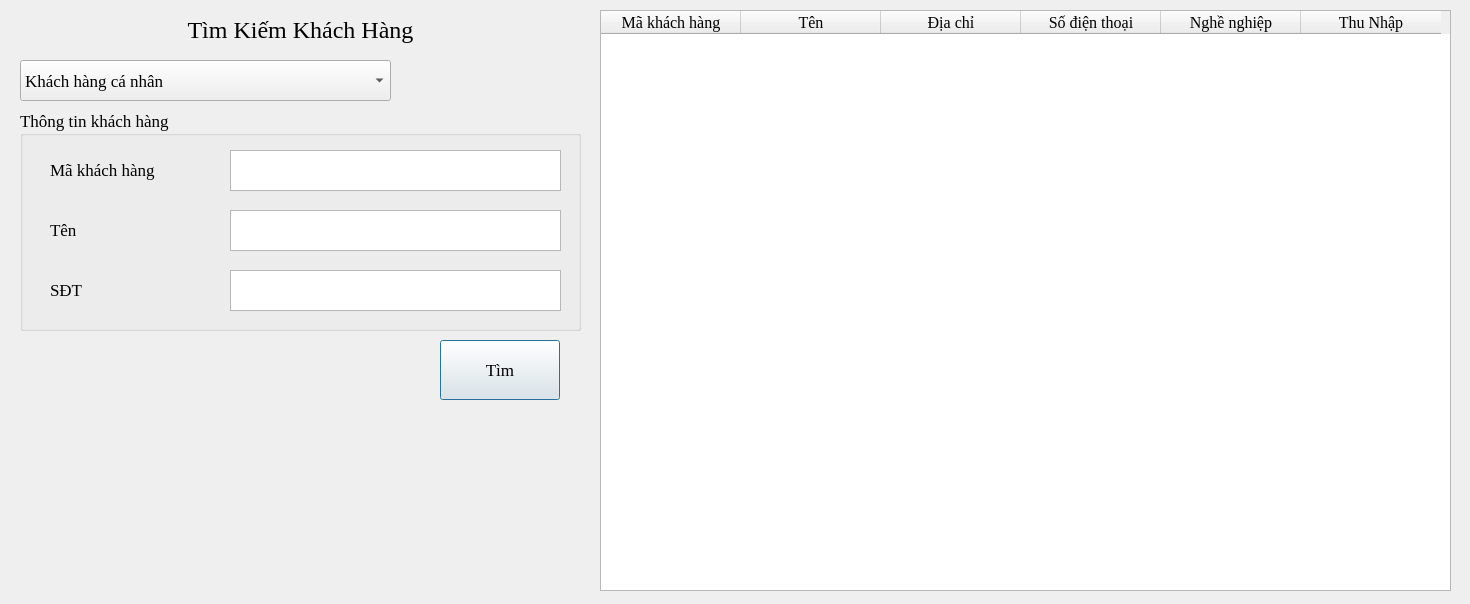
Above: UI/TimKiemKhachHang.ui from hoanghlt/quanlynganhang before the change. Below: the same form after it.
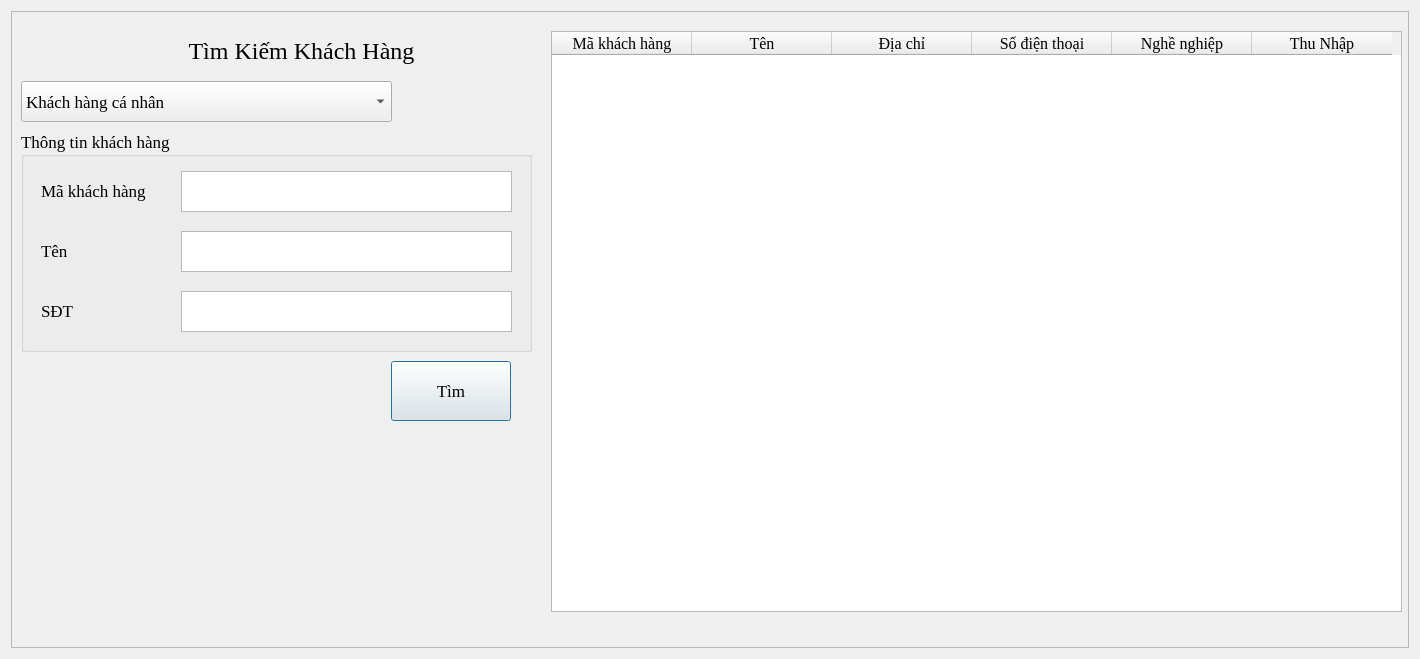
That is the form after the change.

Diff of the .ui file:
```diff
--- a/UI/TimKiemKhachHang.ui
+++ b/UI/TimKiemKhachHang.ui
@@ -6,8 +6,8 @@
    <rect>
     <x>0</x>
     <y>0</y>
-    <width>1470</width>
-    <height>604</height>
+    <width>1420</width>
+    <height>659</height>
    </rect>
   </property>
   <property name="font">
@@ -19,13 +19,22 @@
   <property name="windowTitle">
    <string>Dialog</string>
   </property>
-  <widget class="QPushButton" name="pushButton">
+  <layout class="QGridLayout" name="gridLayout">
+   <item row="0" column="0">
+    <widget class="QFrame" name="frame">
+     <property name="frameShape">
+      <enum>QFrame::StyledPanel</enum>
+     </property>
+     <property name="frameShadow">
+      <enum>QFrame::Raised</enum>
+     </property>
+     <widget class="QComboBox" name="comboBox">
    <property name="geometry">
     <rect>
-     <x>440</x>
-     <y>340</y>
-     <width>120</width>
-     <height>60</height>
+        <x>10</x>
+        <y>70</y>
+        <width>371</width>
+        <height>41</height>
     </rect>
    </property>
    <property name="font">
@@ -34,15 +43,146 @@
      <pointsize>13</pointsize>
     </font>
    </property>
+      <item>
    <property name="text">
-    <string>Tìm</string>
-   </property>
+        <string>Khách hàng cá nhân</string>
+       </property>
+      </item>
+      <item>
+       <property name="text">
+        <string>Khách hàng tổ chức/doanh nghiệp</string>
+       </property>
+      </item>
+     </widget>
+     <widget class="QGroupBox" name="groupBox">
+      <property name="geometry">
+       <rect>
+        <x>10</x>
+        <y>120</y>
+        <width>511</width>
+        <height>221</height>
+       </rect>
+      </property>
+      <property name="font">
+       <font>
+        <family>Times New Roman</family>
+        <pointsize>13</pointsize>
+       </font>
+      </property>
+      <property name="title">
+       <string>Thông tin khách hàng</string>
+      </property>
+      <widget class="QLabel" name="label">
+       <property name="geometry">
+        <rect>
+         <x>20</x>
+         <y>40</y>
+         <width>200</width>
+         <height>40</height>
+        </rect>
+       </property>
+       <property name="font">
+        <font>
+         <family>Times New Roman</family>
+         <pointsize>13</pointsize>
+        </font>
+       </property>
+       <property name="text">
+        <string>Mã khách hàng</string>
+       </property>
+      </widget>
+      <widget class="QTextEdit" name="textEdit_3">
+       <property name="geometry">
+        <rect>
+         <x>160</x>
+         <y>160</y>
+         <width>331</width>
+         <height>41</height>
+        </rect>
+       </property>
+       <property name="font">
+        <font>
+         <family>Times New Roman</family>
+         <pointsize>13</pointsize>
+        </font>
+       </property>
+      </widget>
+      <widget class="QTextEdit" name="textEdit">
+       <property name="geometry">
+        <rect>
+         <x>160</x>
+         <y>40</y>
+         <width>331</width>
+         <height>41</height>
+        </rect>
+       </property>
+       <property name="font">
+        <font>
+         <family>Times New Roman</family>
+         <pointsize>13</pointsize>
+        </font>
+       </property>
+      </widget>
+      <widget class="QLabel" name="label_3">
+       <property name="geometry">
+        <rect>
+         <x>20</x>
+         <y>160</y>
+         <width>201</width>
+         <height>40</height>
+        </rect>
+       </property>
+       <property name="font">
+        <font>
+         <family>Times New Roman</family>
+         <pointsize>13</pointsize>
+        </font>
+       </property>
+       <property name="text">
+        <string>SĐT</string>
+       </property>
+      </widget>
+      <widget class="QTextEdit" name="textEdit_2">
+       <property name="geometry">
+        <rect>
+         <x>160</x>
+         <y>100</y>
+         <width>331</width>
+         <height>41</height>
+        </rect>
+       </property>
+       <property name="font">
+        <font>
+         <family>Times New Roman</family>
+         <pointsize>13</pointsize>
+        </font>
+       </property>
+      </widget>
+      <widget class="QLabel" name="label_2">
+       <property name="geometry">
+        <rect>
+         <x>20</x>
+         <y>100</y>
+         <width>200</width>
+         <height>40</height>
+        </rect>
+       </property>
+       <property name="font">
+        <font>
+         <family>Times New Roman</family>
+         <pointsize>13</pointsize>
+        </font>
+       </property>
+       <property name="text">
+        <string>Tên</string>
+       </property>
+      </widget>
   </widget>
   <widget class="QLabel" name="label_5">
    <property name="geometry">
     <rect>
-     <x>10</x>
-     <y>10</y>
+        <x>0</x>
+        <y>20</y>
      <width>581</width>
      <height>40</height>
     </rect>
@@ -60,11 +200,30 @@
     <set>Qt::AlignCenter</set>
    </property>
   </widget>
+     <widget class="QPushButton" name="pushButton">
+      <property name="geometry">
+       <rect>
+        <x>380</x>
+        <y>350</y>
+        <width>120</width>
+        <height>60</height>
+       </rect>
+      </property>
+      <property name="font">
+       <font>
+        <family>Times New Roman</family>
+        <pointsize>13</pointsize>
+       </font>
+      </property>
+      <property name="text">
+       <string>Tìm</string>
+      </property>
+     </widget>
   <widget class="QTableWidget" name="tableWidget">
    <property name="geometry">
     <rect>
-     <x>600</x>
-     <y>10</y>
+        <x>540</x>
+        <y>20</y>
      <width>851</width>
      <height>581</height>
     </rect>
@@ -163,156 +322,9 @@
     </property>
    </column>
   </widget>
-  <widget class="QComboBox" name="comboBox">
-   <property name="geometry">
-    <rect>
-     <x>20</x>
-     <y>60</y>
-     <width>371</width>
-     <height>41</height>
-    </rect>
-   </property>
-   <property name="font">
-    <font>
-     <family>Times New Roman</family>
-     <pointsize>13</pointsize>
-    </font>
-   </property>
-   <item>
-    <property name="text">
-     <string>Khách hàng cá nhân</string>
-    </property>
-   </item>
-   <item>
-    <property name="text">
-     <string>Khách hàng tổ chức/doanh nghiệp</string>
-    </property>
-   </item>
-  </widget>
-  <widget class="QGroupBox" name="groupBox">
-   <property name="geometry">
-    <rect>
-     <x>20</x>
-     <y>110</y>
-     <width>561</width>
-     <height>221</height>
-    </rect>
-   </property>
-   <property name="font">
-    <font>
-     <family>Times New Roman</family>
-     <pointsize>13</pointsize>
-    </font>
-   </property>
-   <property name="title">
-    <string>Thông tin khách hàng</string>
-   </property>
-   <widget class="QLabel" name="label">
-    <property name="geometry">
-     <rect>
-      <x>30</x>
-      <y>40</y>
-      <width>200</width>
-      <height>40</height>
-     </rect>
-    </property>
-    <property name="font">
-     <font>
-      <family>Times New Roman</family>
-      <pointsize>13</pointsize>
-     </font>
-    </property>
-    <property name="text">
-     <string>Mã khách hàng</string>
-    </property>
-   </widget>
-   <widget class="QTextEdit" name="textEdit_3">
-    <property name="geometry">
-     <rect>
-      <x>210</x>
-      <y>160</y>
-      <width>331</width>
-      <height>41</height>
-     </rect>
-    </property>
-    <property name="font">
-     <font>
-      <family>Times New Roman</family>
-      <pointsize>13</pointsize>
-     </font>
-    </property>
-   </widget>
-   <widget class="QTextEdit" name="textEdit">
-    <property name="geometry">
-     <rect>
-      <x>210</x>
-      <y>40</y>
-      <width>331</width>
-      <height>41</height>
-     </rect>
-    </property>
-    <property name="font">
-     <font>
-      <family>Times New Roman</family>
-      <pointsize>13</pointsize>
-     </font>
-    </property>
-   </widget>
-   <widget class="QLabel" name="label_3">
-    <property name="geometry">
-     <rect>
-      <x>30</x>
-      <y>160</y>
-      <width>201</width>
-      <height>40</height>
-     </rect>
-    </property>
-    <property name="font">
-     <font>
-      <family>Times New Roman</family>
-      <pointsize>13</pointsize>
-     </font>
-    </property>
-    <property name="text">
-     <string>SĐT</string>
-    </property>
-   </widget>
-   <widget class="QTextEdit" name="textEdit_2">
-    <property name="geometry">
-     <rect>
-      <x>210</x>
-      <y>100</y>
-      <width>331</width>
-      <height>41</height>
-     </rect>
-    </property>
-    <property name="font">
-     <font>
-      <family>Times New Roman</family>
-      <pointsize>13</pointsize>
-     </font>
-    </property>
-   </widget>
-   <widget class="QLabel" name="label_2">
-    <property name="geometry">
-     <rect>
-      <x>30</x>
-      <y>100</y>
-      <width>200</width>
-      <height>40</height>
-     </rect>
-    </property>
-    <property name="font">
-     <font>
-      <family>Times New Roman</family>
-      <pointsize>13</pointsize>
-     </font>
-    </property>
-    <property name="text">
-     <string>Tên</string>
-    </property>
-   </widget>
-  </widget>
+    </widget>
+   </item>
+  </layout>
  </widget>
  <resources/>
  <connections/>
```
Lines whose indentation alone changed are shown as unchanged.
